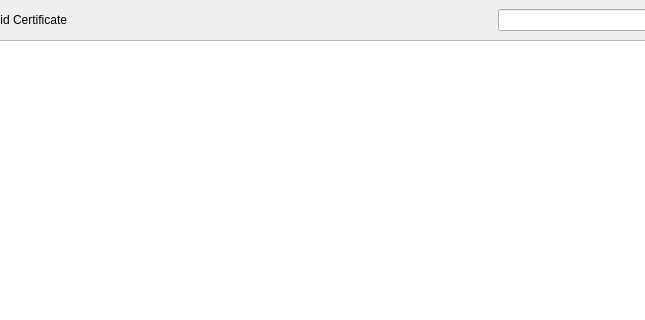
Old version of the form FWAdminLib/Discovery/BoosterStatusDetailsWidget.ui in the repository fw-dev/translations; both pictures show x 88 to 733 and y 0 to 320 of the 1000 by 573 pixel window.
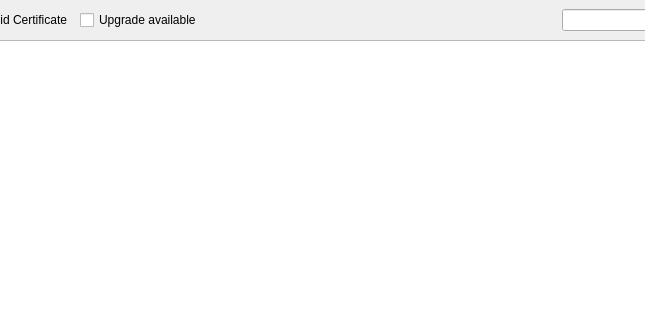
New version of the form. Custom widgets are drawn as their Qt base class.

```diff
--- a/FWAdminLib/Discovery/BoosterStatusDetailsWidget.ui
+++ b/FWAdminLib/Discovery/BoosterStatusDetailsWidget.ui
@@ -54,6 +54,13 @@
            </property>
           </widget>
          </item>
+         <item>
+          <widget class="QCheckBox" name="checkBoxFilterUpgradeAvailable">
+           <property name="text">
+            <string>Upgrade available</string>
+           </property>
+          </widget>
+         </item>
         </layout>
        </widget>
       </item>
```
